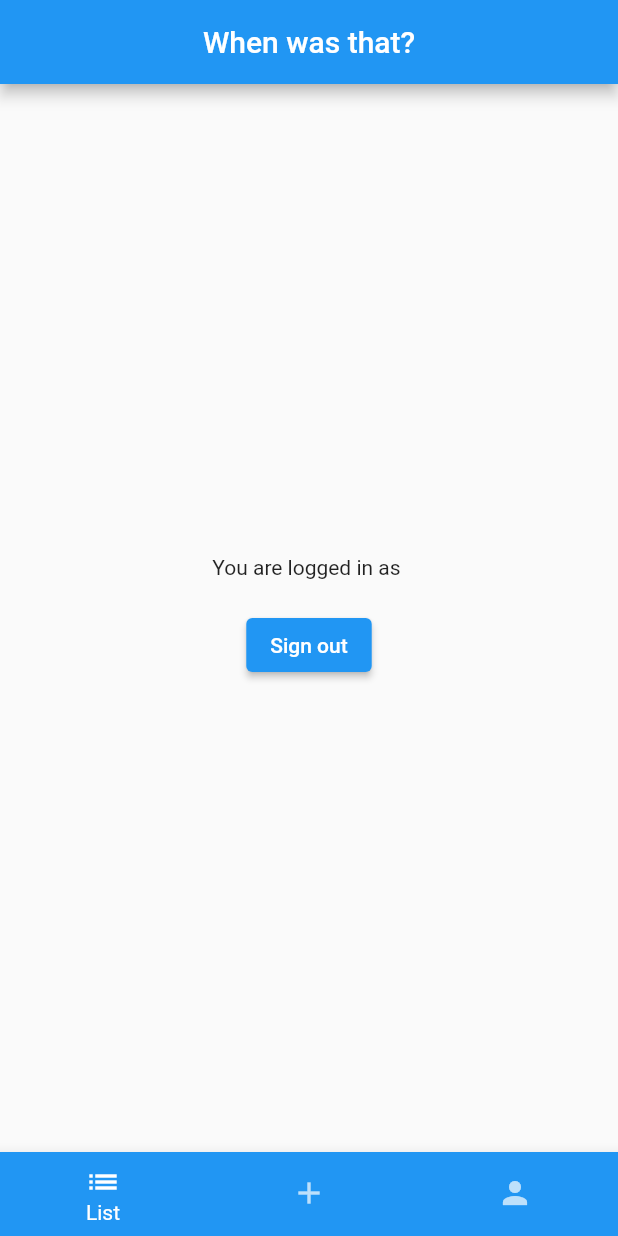
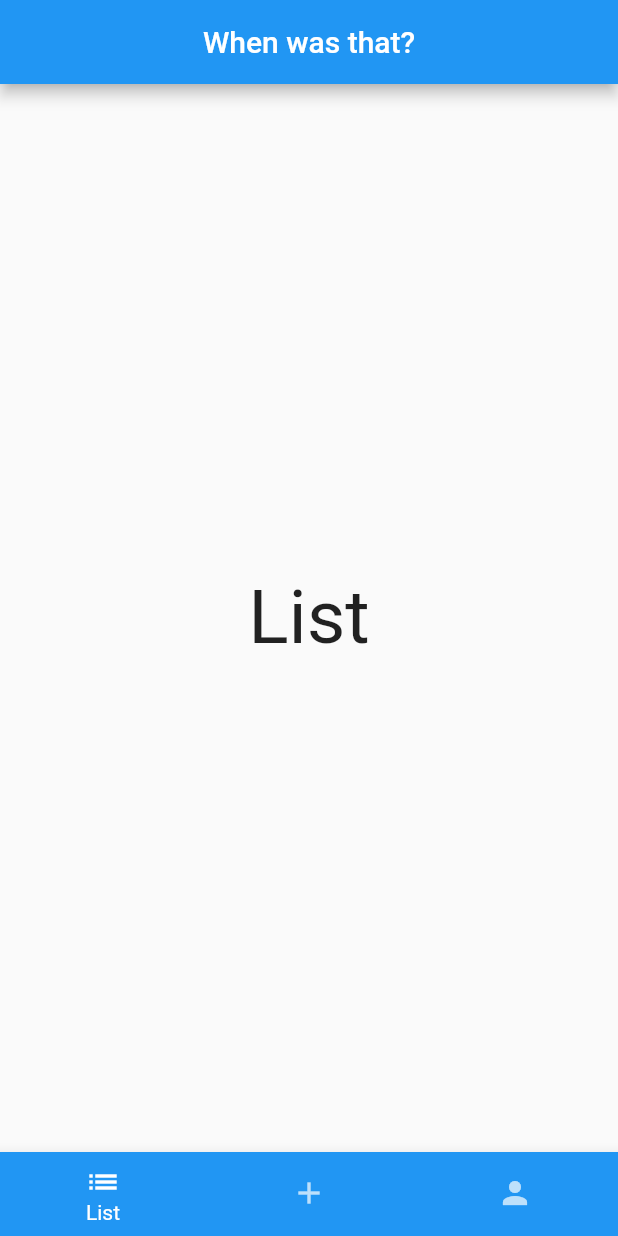
Before and after one commit to marcinwozniak407/when_was_that, a Flutter app: the screen it shows once a user with an empty profile is signed in, on a phone screen of 412 x 824 dp. Run offline on Flutter 3.47's test engine with Material 2 defaults, Android fonts, the phone set to English and light mode, and no system bars; our stand-ins replace animated_splash_screen, firebase_auth, firebase_core, google_fonts; accounts and stored records are empty.

Commit message:
Add changing pages in HomePage

```diff
--- a/lib/app/home/home_page.dart
+++ b/lib/app/home/home_page.dart
@@ -1,5 +1,6 @@
 import 'package:firebase_auth/firebase_auth.dart';
 import 'package:flutter/material.dart';
+import 'package:when_was_that/app/my%20account/my_account_page.dart';
 
 class HomePage extends StatefulWidget {
   const HomePage({
@@ -23,22 +24,17 @@ class _HomePageState extends State<HomePage> {
         centerTitle: true,
         title: const Text('When was that?'),
       ),
-      body: Center(
-        child: Column(
-          mainAxisAlignment: MainAxisAlignment.center,
-          children: [
-            Text('You are logged in as ${widget.user.email}'),
-            const SizedBox(
-              height: 20,
-            ),
-            ElevatedButton(
-                onPressed: () {
-                  FirebaseAuth.instance.signOut();
-                },
-                child: const Text('Sign out'))
-          ],
-        ),
-      ),
+      body: Builder(builder: (context) {
+        if (currentIndex == 0) {
+          return const Center(
+              child: Text('List', style: TextStyle(fontSize: 50)));
+        }
+        if (currentIndex == 1) {
+          return const Center(
+              child: Text('Add', style: TextStyle(fontSize: 50)));
+        }
+        return MyAccountPage(email: widget.user.email);
+      }),
       bottomNavigationBar: BottomNavigationBar(
         backgroundColor: Colors.blue,
         selectedItemColor: Colors.white,
```
